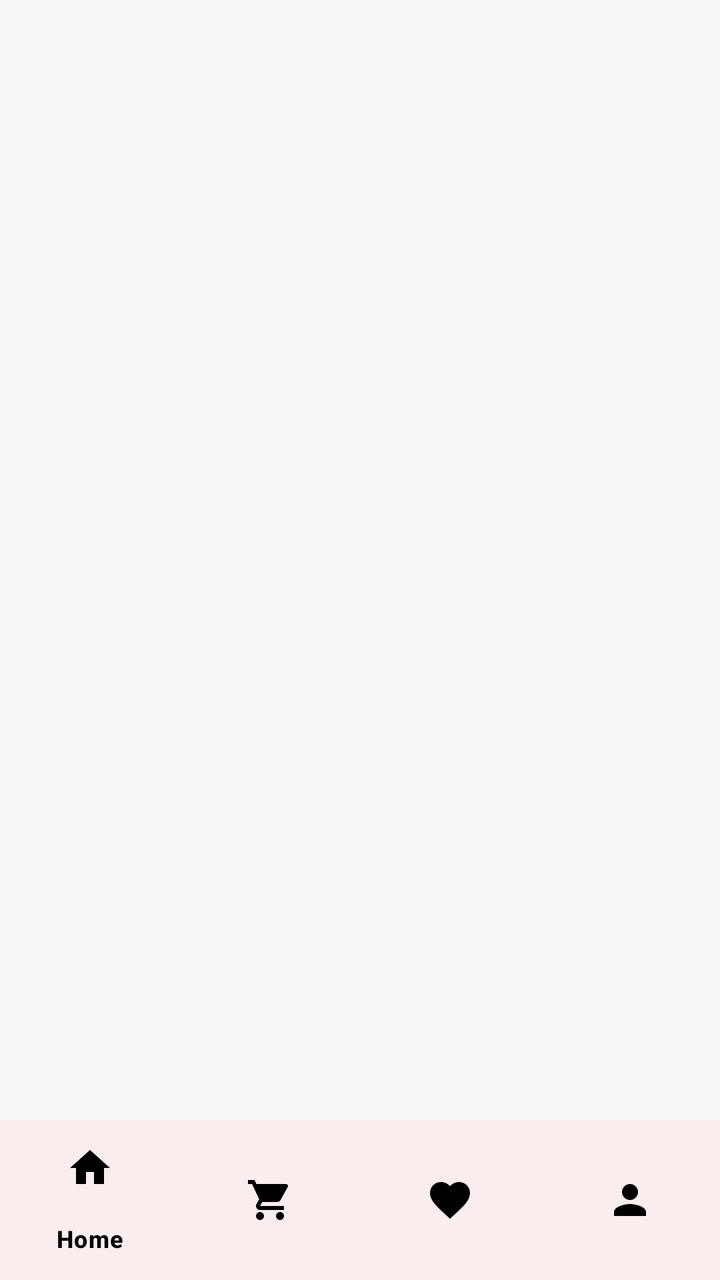
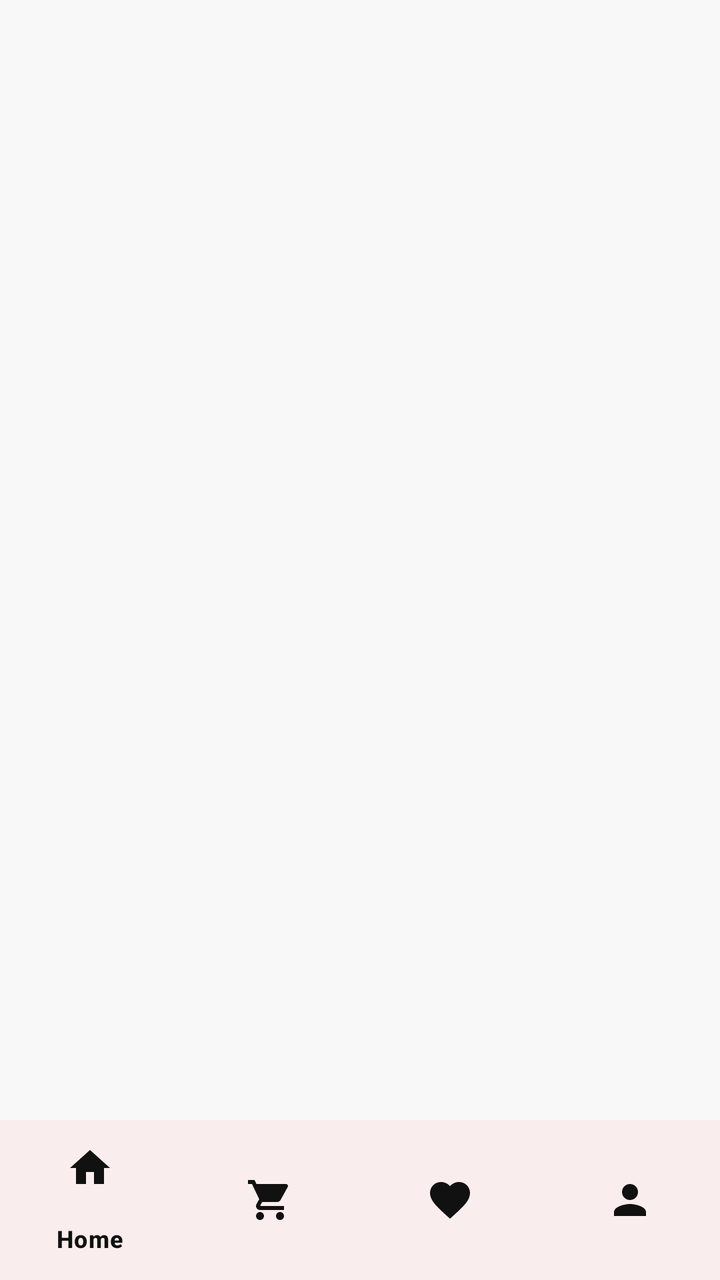

Compare the two renders of this Android layout. The source of the first and the diff that turns it into the second are given below.
<!-- AndroidManifest.xml: application theme Theme.TirTirMCommerce -->
<!-- res/layout/activity_main.xml -->
<?xml version="1.0" encoding="utf-8"?>
<androidx.constraintlayout.widget.ConstraintLayout xmlns:android="http://schemas.android.com/apk/res/android"
    xmlns:app="http://schemas.android.com/apk/res-auto"
    xmlns:tools="http://schemas.android.com/tools"
    android:id="@+id/main"
    android:layout_width="match_parent"
    android:layout_height="match_parent"
    tools:context=".MainActivity">

    <FrameLayout
        android:id="@+id/fragmentContainer"
        android:layout_width="0dp"
        android:layout_height="0dp"
        app:layout_constraintBottom_toTopOf="@+id/bottomNavigationView"
        app:layout_constraintEnd_toEndOf="parent"
        app:layout_constraintStart_toStartOf="parent"
        app:layout_constraintTop_toTopOf="parent" />

    <com.google.android.material.bottomnavigation.BottomNavigationView
        android:id="@+id/bottomNavigationView"
        android:layout_width="0dp"
        android:layout_height="wrap_content"
        android:background="#FFFFFF"
        app:itemIconTint="#000000"
        app:itemTextColor="#000000"
        app:layout_constraintBottom_toBottomOf="parent"
        app:layout_constraintEnd_toEndOf="parent"
        app:layout_constraintStart_toStartOf="parent"
        app:menu="@menu/bottom_nav_menu" />

</androidx.constraintlayout.widget.ConstraintLayout>
<!-- resources referenced by this layout -->
<resources>
  <style name="Theme.TirTirMCommerce" parent="Base.Theme.TirTirMCommerce" />
  <style name="Base.Theme.TirTirMCommerce" parent="Theme.Material3.DayNight.NoActionBar">
          
          <item name="colorPrimary">@color/tirtir_red_primary</item>
          <item name="colorPrimaryDark">@color/tirtir_red_dark</item>
          <item name="colorPrimaryContainer">@color/tirtir_red_surface</item>
  
          
          <item name="colorOnPrimary">@color/tirtir_white</item>
          <item name="colorOnPrimaryContainer">@color/tirtir_red_primary</item>
  
          
          <item name="colorSecondary">@color/tirtir_black</item>
          <item name="colorOnSecondary">@color/tirtir_white</item>
  
          
          <item name="colorSurface">@color/tirtir_white</item>
          <item name="colorOnSurface">@color/tirtir_black</item>
          <item name="colorSurfaceVariant">@color/tirtir_off_white</item>
  
          
          <item name="android:windowBackground">@color/tirtir_off_white</item>
          <item name="android:statusBarColor">@color/tirtir_white</item>
          <item name="android:windowLightStatusBar">true</item>
  
          
          <item name="colorError">@color/tirtir_error</item>
      </style>
  <color name="tirtir_red_primary">#C62828</color>
  <color name="tirtir_red_dark">#8E0000</color>
  <color name="tirtir_red_surface">#FFEBEE</color>
  <color name="tirtir_white">#FFFFFF</color>
  <color name="tirtir_black">#111111</color>
  <color name="tirtir_off_white">#F8F8F8</color>
  <color name="tirtir_error">#D32F2F</color>
</resources>

<!-- the commit's change to res/layout/activity_main.xml (unified diff, before → after) -->
@@ -20,9 +20,9 @@
         android:id="@+id/bottomNavigationView"
         android:layout_width="0dp"
         android:layout_height="wrap_content"
-        android:background="#FFFFFF"
-        app:itemIconTint="#000000"
-        app:itemTextColor="#000000"
+        android:background="@color/tirtir_white"
+        app:itemIconTint="@color/tirtir_black"
+        app:itemTextColor="@color/tirtir_black"
         app:layout_constraintBottom_toBottomOf="parent"
         app:layout_constraintEnd_toEndOf="parent"
         app:layout_constraintStart_toStartOf="parent"
